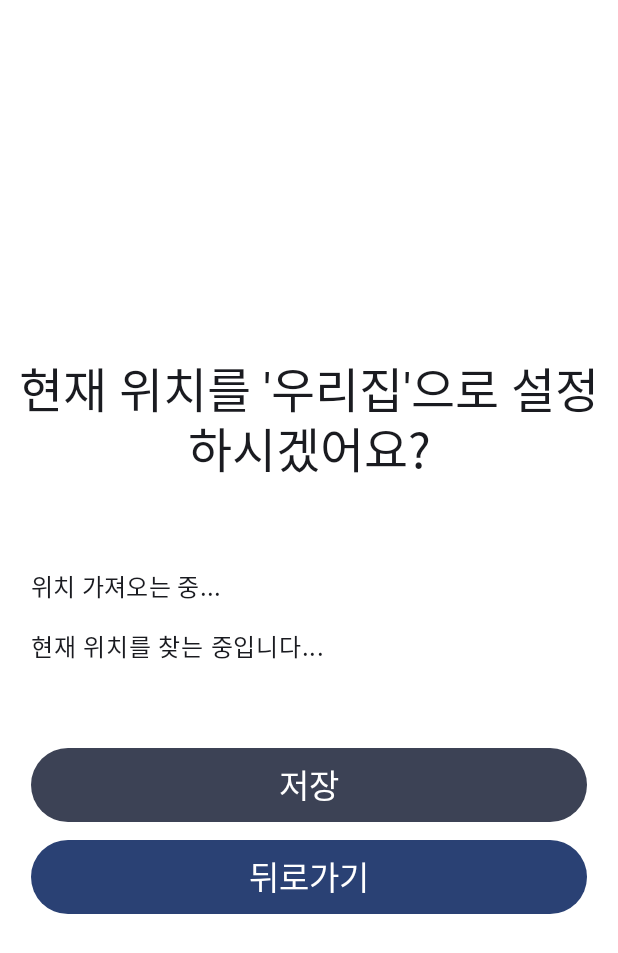
After one commit to eungyeong12/senior-taxi-app, an Android app built with Jetpack Compose: the HomeSetupScreen screen opened through its navigation route, on a phone screen of 412 x 824 dp. The commit adds this screen. Shown: the top 953 px of the screen. Run offline under Robolectric (Android 15) with nearby library versions, the phone set to English and light mode, and no system bars.

Commit message:
거점 코드 ui 수정, 자주 가는 곳 이름 변경, 집주소 설정 기능 추가

```diff
--- /dev/null
+++ b/app/src/main/java/com/taxi/presentation/HomeSetupScreen.kt
@@ -0,0 +1,173 @@
+package com.taxi.presentation
+
+import android.Manifest
+import android.content.pm.PackageManager
+import androidx.activity.compose.rememberLauncherForActivityResult
+import androidx.activity.result.contract.ActivityResultContracts
+import androidx.compose.foundation.layout.Arrangement
+import androidx.compose.foundation.layout.Column
+import androidx.compose.foundation.layout.Spacer
+import androidx.compose.foundation.layout.fillMaxSize
+import androidx.compose.foundation.layout.fillMaxWidth
+import androidx.compose.foundation.layout.height
+import androidx.compose.material3.Button
+import androidx.compose.material3.ButtonDefaults
+import androidx.compose.material3.MaterialTheme
+import androidx.compose.material3.SnackbarHost
+import androidx.compose.material3.SnackbarHostState
+import androidx.compose.material3.Text
+import androidx.compose.runtime.Composable
+import androidx.compose.runtime.LaunchedEffect
+import androidx.compose.runtime.mutableStateOf
+import androidx.compose.runtime.remember
+import androidx.compose.ui.Alignment
+import androidx.compose.ui.Modifier
+import androidx.compose.ui.platform.LocalContext
+import androidx.compose.ui.text.style.TextAlign
+import androidx.compose.ui.unit.dp
+import androidx.core.content.ContextCompat
+import com.google.maps.android.compose.CameraPositionState
+import com.google.maps.android.compose.GoogleMap
+import com.google.maps.android.compose.MapProperties
+import com.google.maps.android.compose.MapUiSettings
+import com.google.maps.android.compose.Marker
+import com.google.maps.android.compose.MarkerState
+import com.google.maps.android.compose.rememberCameraPositionState
+import com.google.android.gms.maps.CameraUpdateFactory
+import com.taxi.data.geocoding.AndroidGeocodingRepository
+import com.taxi.data.location.FusedLocationRepository
+import com.taxi.data.home.HomeAddressRepositoryImpl
+import com.taxi.domain.repository.HomeAddress
+import com.taxi.domain.usecase.GetCurrentLocationUseCase
+import com.taxi.domain.usecase.ReverseGeocodeUseCase
+import kotlinx.coroutines.CoroutineScope
+import kotlinx.coroutines.launch
+
+@Composable
+fun HomeSetupScreen(
+    onSaved: () -> Unit,
+    onBack: () -> Unit,
+    snackbarHostState: SnackbarHostState = remember { SnackbarHostState() },
+    scope: CoroutineScope = remember { kotlinx.coroutines.CoroutineScope(kotlinx.coroutines.Dispatchers.Main) }
+) {
+    val context = LocalContext.current
+
+    val permissions = remember {
+        arrayOf(
+            Manifest.permission.ACCESS_FINE_LOCATION,
+            Manifest.permission.ACCESS_COARSE_LOCATION
+        )
+    }
+
+    val hasLocationPermission = remember {
+        {
+            permissions.all { perm ->
+                ContextCompat.checkSelfPermission(context, perm) == PackageManager.PERMISSION_GRANTED
+            }
+        }
+    }
+
+    val permissionLauncher = rememberLauncherForActivityResult(
+        contract = ActivityResultContracts.RequestMultiplePermissions()
+    ) { _ -> }
+
+    val latState = remember { mutableStateOf<Double?>(null) }
+    val lngState = remember { mutableStateOf<Double?>(null) }
+    val addressState = remember { mutableStateOf<String?>(null) }
+
+    val cameraPositionState: CameraPositionState = rememberCameraPositionState()
+
+    LaunchedEffect(Unit) {
+        if (!hasLocationPermission()) {
+            permissionLauncher.launch(permissions)
+        }
+        if (hasLocationPermission()) {
+            val loc = runCatching { GetCurrentLocationUseCase(FusedLocationRepository(context)).invoke() }.getOrNull()
+            if (loc != null) {
+                latState.value = loc.latitude
+                lngState.value = loc.longitude
+                val addr = ReverseGeocodeUseCase(AndroidGeocodingRepository(context)).invoke(loc.latitude, loc.longitude)
+                addressState.value = addr
+            }
+        }
+    }
+
+    LaunchedEffect(latState.value, lngState.value) {
+        val lat = latState.value
+        val lng = lngState.value
+        if (lat != null && lng != null) {
+            cameraPositionState.move(
+                CameraUpdateFactory.newLatLngZoom(
+                    com.google.android.gms.maps.model.LatLng(lat, lng),
+                    17f
+                )
+            )
+        }
+    }
+
+    Column(
+        modifier = Modifier.fillMaxSize(),
+        horizontalAlignment = Alignment.CenterHorizontally,
+        verticalArrangement = Arrangement.Center
+    ) {
+        Spacer(Modifier.height(20.dp))
+        Text(
+            text = "현재 위치를 '우리집'으로 설정하시겠어요?",
+            style = MaterialTheme.typography.headlineLarge,
+            modifier = Modifier.fillMaxWidth(),
+            textAlign = TextAlign.Center
+        )
+        Spacer(Modifier.height(56.dp))
+        Text(
+            text = addressState.value ?: "위치 가져오는 중...",
+            style = MaterialTheme.typography.titleMedium,
+            modifier = Modifier.fillMaxWidth(fraction = 0.9f)
+        )
+        Spacer(Modifier.height(16.dp))
+        if (latState.value != null && lngState.value != null) {
+            GoogleMap(
+                modifier = Modifier.fillMaxWidth(fraction = 0.9f).height(260.dp),
+                cameraPositionState = cameraPositionState,
+                properties = MapProperties(isMyLocationEnabled = hasLocationPermission()),
+                uiSettings = MapUiSettings(myLocationButtonEnabled = true)
+            ) {
+                Marker(state = MarkerState(position = com.google.android.gms.maps.model.LatLng(latState.value!!, lngState.value!!)))
+            }
+        } else {
+            Text(
+                text = if (hasLocationPermission()) "현재 위치를 찾는 중입니다..." else "위치 권한이 필요합니다.",
+                style = MaterialTheme.typography.bodyLarge,
+                modifier = Modifier.fillMaxWidth(fraction = 0.9f)
+            )
+        }
+        Spacer(Modifier.height(56.dp))
+        Button(
+            onClick = {
+                val lat = latState.value
+                val lng = lngState.value
+                val addr = addressState.value
+                if (lat != null && lng != null && !addr.isNullOrBlank()) {
+                    scope.launch {
+                        HomeAddressRepositoryImpl(context).saveHome(HomeAddress(lat, lng, addr))
+                        snackbarHostState.showSnackbar("저장되었습니다")
+                        onSaved()
+                    }
+                } else {
+                    scope.launch { snackbarHostState.showSnackbar("현재 위치를 먼저 확인해주세요") }
+                }
+            },
+            modifier = Modifier.fillMaxWidth(fraction = 0.9f),
+            colors = ButtonDefaults.buttonColors(
+                containerColor = MaterialTheme.colorScheme.secondary,
+                contentColor = MaterialTheme.colorScheme.onSecondary
+            )
+        ) { Text("저장", style = MaterialTheme.typography.titleLarge) }
+        Spacer(Modifier.height(12.dp))
+        Button(
+            onClick = onBack,
+            modifier = Modifier.fillMaxWidth(fraction = 0.9f)
+        ) { Text("뒤로가기", style = MaterialTheme.typography.titleLarge) }
+
+        SnackbarHost(hostState = snackbarHostState)
+    }
+}
--- a/app/src/main/java/com/taxi/presentation/HubCodeScreen.kt
+++ b/app/src/main/java/com/taxi/presentation/HubCodeScreen.kt
@@ -8,6 +8,7 @@ import androidx.compose.foundation.layout.Spacer
 import androidx.compose.foundation.layout.fillMaxSize
 import androidx.compose.foundation.layout.fillMaxWidth
 import androidx.compose.foundation.layout.height
+import androidx.compose.foundation.layout.offset
 import androidx.compose.foundation.layout.padding
 import androidx.compose.foundation.layout.size
 import androidx.compose.foundation.shape.RoundedCornerShape
@@ -73,7 +74,8 @@ fun HubCodeScreen(
                     Text(
                         text = if (filled) code.value[idx].toString() else "",
                         style = MaterialTheme.typography.titleLarge,
-                        fontWeight = FontWeight.Bold
+                        fontWeight = FontWeight.Bold,
+                        modifier = Modifier.offset(x = (-2).dp)
                     )
                 }
             }
```
Also changed, not shown: app/src/main/java/com/taxi/data/home/HomeAddressRepositoryImpl.kt (added, +45 -0 lines), app/src/main/java/com/taxi/domain/repository/HomeAddressRepository.kt (added, +13 -0 lines).
